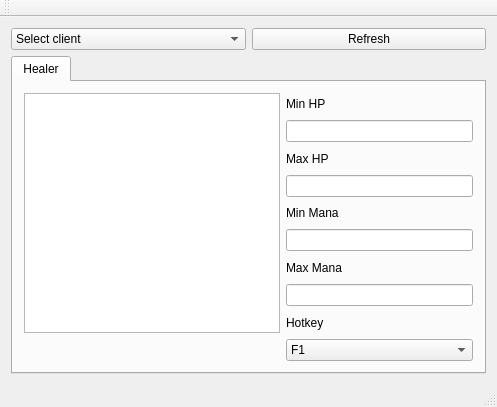
The window that gui/AlmostManualBot/mainwindow.ui (stryku/amb) describes before a commit, drawn with Qt 5.
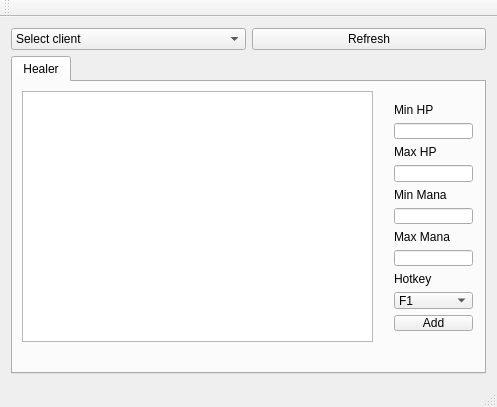
The same window after the commit.

Commit message: adding heal rule working

```diff
--- a/gui/AlmostManualBot/mainwindow.ui
+++ b/gui/AlmostManualBot/mainwindow.ui
@@ -40,58 +40,74 @@
        <attribute name="title">
         <string>Healer</string>
        </attribute>
+       <widget class="QTableView" name="tableHealerRules">
+        <property name="geometry">
+         <rect>
+          <x>9</x>
+          <y>9</y>
+          <width>351</width>
+          <height>251</height>
+         </rect>
+        </property>
+       </widget>
+       <widget class="QWidget" name="layoutWidget">
+        <property name="geometry">
+         <rect>
+          <x>370</x>
+          <y>10</y>
+          <width>101</width>
+          <height>250</height>
+         </rect>
+        </property>
        <layout class="QGridLayout" name="gridLayout">
-        <item row="0" column="0" rowspan="9">
-         <widget class="QTableView" name="tableHealerRules"/>
-        </item>
-        <item row="0" column="1">
+         <item row="0" column="0">
          <widget class="QLabel" name="label">
           <property name="text">
            <string>Min HP</string>
           </property>
          </widget>
         </item>
-        <item row="1" column="1">
+         <item row="1" column="0">
          <widget class="QLineEdit" name="editHealerMinHp"/>
         </item>
-        <item row="2" column="1">
+         <item row="2" column="0">
          <widget class="QLabel" name="label_2">
           <property name="text">
            <string>Max HP</string>
           </property>
          </widget>
         </item>
-        <item row="3" column="1">
+         <item row="3" column="0">
          <widget class="QLineEdit" name="editHealerMaxHp"/>
         </item>
-        <item row="4" column="1">
+         <item row="4" column="0">
          <widget class="QLabel" name="label_3">
           <property name="text">
            <string>Min Mana</string>
           </property>
          </widget>
         </item>
-        <item row="5" column="1">
+         <item row="5" column="0">
          <widget class="QLineEdit" name="editHealerMinMana"/>
         </item>
-        <item row="6" column="1">
+         <item row="6" column="0">
          <widget class="QLabel" name="label_4">
           <property name="text">
            <string>Max Mana</string>
           </property>
          </widget>
         </item>
-        <item row="7" column="1">
+         <item row="7" column="0">
          <widget class="QLineEdit" name="editHealerMaxMana"/>
         </item>
-        <item row="8" column="1">
+         <item row="8" column="0">
          <widget class="QLabel" name="label_5">
           <property name="text">
            <string>Hotkey</string>
           </property>
          </widget>
         </item>
-        <item row="9" column="1">
+         <item row="9" column="0">
          <widget class="QComboBox" name="cbHealerHotkey">
           <item>
            <property name="text">
@@ -155,7 +171,15 @@
           </item>
          </widget>
         </item>
-       </layout>
+         <item row="10" column="0">
+          <widget class="QPushButton" name="btnHealerAddRule">
+           <property name="text">
+            <string>Add</string>
+           </property>
+          </widget>
+         </item>
+        </layout>
+       </widget>
       </widget>
      </widget>
     </item>
```
Left out of the diff: 2 changed lines with no effect on the pictures. Lines whose indentation alone changed are shown as unchanged. The commit also changes 9 other files.
